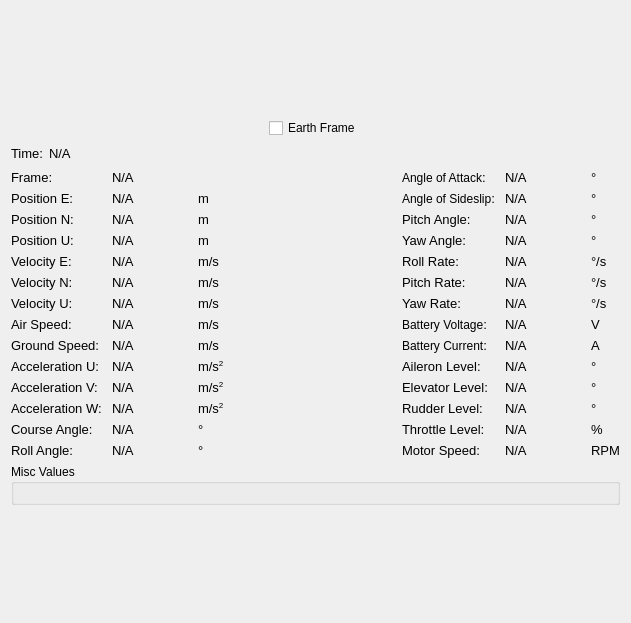
Qt form src/SensorData/WidgetSensorData.ui (theilem/uavGS) before a commit.
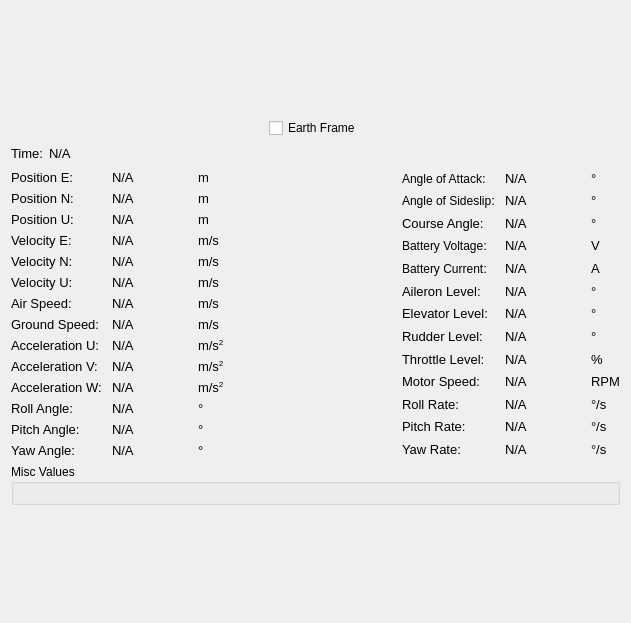
The same form after that commit.

```diff
--- a/src/SensorData/WidgetSensorData.ui
+++ b/src/SensorData/WidgetSensorData.ui
@@ -103,18 +103,6 @@
         <layout class="QHBoxLayout" name="horizontalLayout_2">
          <item>
           <layout class="QVBoxLayout" name="verticalLayout_2">
-           <item>
-            <widget class="QLabel" name="frameLabel">
-             <property name="font">
-              <font>
-               <pointsize>7</pointsize>
-              </font>
-             </property>
-             <property name="text">
-              <string>&lt;html&gt;&lt;head/&gt;&lt;body&gt;&lt;p&gt;&lt;span style=&quot; font-size:10pt;&quot;&gt;Frame: &lt;/span&gt;&lt;/p&gt;&lt;/body&gt;&lt;/html&gt;</string>
-             </property>
-            </widget>
-           </item>
            <item>
             <widget class="QLabel" name="peLabel">
              <property name="font">
@@ -280,21 +268,6 @@
              </property>
             </widget>
            </item>
-           <item>
-            <widget class="QLabel" name="couseLabel">
-             <property name="font">
-              <font>
-               <pointsize>7</pointsize>
-              </font>
-             </property>
-             <property name="mouseTracking">
-              <bool>true</bool>
-             </property>
-             <property name="text">
-              <string>&lt;html&gt;&lt;head/&gt;&lt;body&gt;&lt;p&gt;&lt;span style=&quot; font-size:10pt;&quot;&gt;Course Angle: &lt;/span&gt;&lt;/p&gt;&lt;/body&gt;&lt;/html&gt;</string>
-             </property>
-            </widget>
-           </item>
            <item>
             <widget class="QLabel" name="rollLabel">
              <property name="font">
@@ -310,22 +283,40 @@
              </property>
             </widget>
            </item>
+           <item>
+            <widget class="QLabel" name="pitchLabel">
+             <property name="font">
+              <font>
+               <pointsize>7</pointsize>
+              </font>
+             </property>
+             <property name="text">
+              <string>&lt;html&gt;&lt;head/&gt;&lt;body&gt;&lt;p&gt;&lt;span style=&quot; font-size:10pt;&quot;&gt;Pitch Angle: &lt;/span&gt;&lt;/p&gt;&lt;/body&gt;&lt;/html&gt;</string>
+             </property>
+             <property name="alignment">
+              <set>Qt::AlignLeading|Qt::AlignLeft|Qt::AlignVCenter</set>
+             </property>
+            </widget>
+           </item>
+           <item>
+            <widget class="QLabel" name="yawLabel">
+             <property name="font">
+              <font>
+               <pointsize>7</pointsize>
+              </font>
+             </property>
+             <property name="text">
+              <string>&lt;html&gt;&lt;head/&gt;&lt;body&gt;&lt;p&gt;&lt;span style=&quot; font-size:10pt;&quot;&gt;Yaw Angle: &lt;/span&gt;&lt;/p&gt;&lt;/body&gt;&lt;/html&gt;</string>
+             </property>
+             <property name="alignment">
+              <set>Qt::AlignLeading|Qt::AlignLeft|Qt::AlignVCenter</set>
+             </property>
+            </widget>
+           </item>
           </layout>
          </item>
          <item>
           <layout class="QVBoxLayout" name="verticalLayout_3">
-           <item>
-            <widget class="QLabel" name="frameValue">
-             <property name="font">
-              <font>
-               <pointsize>7</pointsize>
-              </font>
-             </property>
-             <property name="text">
-              <string>&lt;html&gt;&lt;head/&gt;&lt;body&gt;&lt;p&gt;&lt;span style=&quot; font-size:10pt;&quot;&gt;N/A&lt;/span&gt;&lt;/p&gt;&lt;/body&gt;&lt;/html&gt;</string>
-             </property>
-            </widget>
-           </item>
            <item>
             <widget class="QLabel" name="peValue">
              <property name="sizePolicy">
@@ -722,21 +713,6 @@
              </property>
             </widget>
            </item>
-           <item>
-            <widget class="QLabel" name="courseValue">
-             <property name="font">
-              <font>
-               <pointsize>7</pointsize>
-              </font>
-             </property>
-             <property name="mouseTracking">
-              <bool>true</bool>
-             </property>
-             <property name="text">
-              <string>&lt;html&gt;&lt;head/&gt;&lt;body&gt;&lt;p&gt;&lt;span style=&quot; font-size:10pt;&quot;&gt;N/A&lt;/span&gt;&lt;/p&gt;&lt;/body&gt;&lt;/html&gt;</string>
-             </property>
-            </widget>
-           </item>
            <item>
             <widget class="QLabel" name="rollValue">
              <property name="sizePolicy">
@@ -773,22 +749,82 @@
              </property>
             </widget>
            </item>
+           <item>
+            <widget class="QLabel" name="pitchValue">
+             <property name="sizePolicy">
+              <sizepolicy hsizetype="Fixed" vsizetype="Preferred">
+               <horstretch>0</horstretch>
+               <verstretch>0</verstretch>
+              </sizepolicy>
+             </property>
+             <property name="minimumSize">
+              <size>
+               <width>80</width>
+               <height>0</height>
+              </size>
+             </property>
+             <property name="maximumSize">
+              <size>
+               <width>80</width>
+               <height>16777215</height>
+              </size>
+             </property>
+             <property name="baseSize">
+              <size>
+               <width>80</width>
+               <height>0</height>
+              </size>
+             </property>
+             <property name="font">
+              <font>
+               <pointsize>7</pointsize>
+              </font>
+             </property>
+             <property name="text">
+              <string>&lt;html&gt;&lt;head/&gt;&lt;body&gt;&lt;p&gt;&lt;span style=&quot; font-size:10pt;&quot;&gt;N/A&lt;/span&gt;&lt;/p&gt;&lt;/body&gt;&lt;/html&gt;</string>
+             </property>
+            </widget>
+           </item>
+           <item>
+            <widget class="QLabel" name="yawValue">
+             <property name="sizePolicy">
+              <sizepolicy hsizetype="Fixed" vsizetype="Preferred">
+               <horstretch>0</horstretch>
+               <verstretch>0</verstretch>
+              </sizepolicy>
+             </property>
+             <property name="minimumSize">
+              <size>
+               <width>80</width>
+               <height>0</height>
+              </size>
+             </property>
+             <property name="maximumSize">
+              <size>
+               <width>80</width>
+               <height>16777215</height>
+              </size>
+             </property>
+             <property name="baseSize">
+              <size>
+               <width>80</width>
+               <height>0</height>
+              </size>
+             </property>
+             <property name="font">
+              <font>
+               <pointsize>7</pointsize>
+              </font>
+             </property>
+             <property name="text">
+              <string>&lt;html&gt;&lt;head/&gt;&lt;body&gt;&lt;p&gt;&lt;span style=&quot; font-size:10pt;&quot;&gt;N/A&lt;/span&gt;&lt;/p&gt;&lt;/body&gt;&lt;/html&gt;</string>
+             </property>
+            </widget>
+           </item>
           </layout>
          </item>
          <item>
           <layout class="QVBoxLayout" name="verticalLayout_4">
-           <item>
-            <widget class="QLabel" name="frameUnitLabel">
-             <property name="font">
-              <font>
-               <pointsize>7</pointsize>
-              </font>
-             </property>
-             <property name="text">
-              <string>&lt;html&gt;&lt;head/&gt;&lt;body&gt;&lt;p&gt;&lt;span style=&quot; font-size:10pt;&quot;&gt;&lt;/span&gt;&lt;/p&gt;&lt;/body&gt;&lt;/html&gt;</string>
-             </property>
-            </widget>
-           </item>
            <item>
             <widget class="QLabel" name="peUnitLabel">
              <property name="font">
@@ -954,21 +990,6 @@
              </property>
             </widget>
            </item>
-           <item>
-            <widget class="QLabel" name="courseUnitLabel">
-             <property name="font">
-              <font>
-               <pointsize>7</pointsize>
-              </font>
-             </property>
-             <property name="mouseTracking">
-              <bool>true</bool>
-             </property>
-             <property name="text">
-              <string>&lt;html&gt;&lt;head/&gt;&lt;body&gt;&lt;p&gt;&lt;span style=&quot; font-size:10pt;&quot;&gt;°&lt;/span&gt;&lt;/p&gt;&lt;/body&gt;&lt;/html&gt;</string>
-             </property>
-            </widget>
-           </item>
            <item>
             <widget class="QLabel" name="rollUnitLabel">
              <property name="font">
@@ -984,6 +1005,36 @@
              </property>
             </widget>
            </item>
+           <item>
+            <widget class="QLabel" name="pitchUnitLabel">
+             <property name="font">
+              <font>
+               <pointsize>7</pointsize>
+              </font>
+             </property>
+             <property name="text">
+              <string>&lt;html&gt;&lt;head/&gt;&lt;body&gt;&lt;p&gt;&lt;span style=&quot; font-size:10pt;&quot;&gt;°&lt;/span&gt;&lt;/p&gt;&lt;/body&gt;&lt;/html&gt;</string>
+             </property>
+             <property name="alignment">
+              <set>Qt::AlignLeading|Qt::AlignLeft|Qt::AlignVCenter</set>
+             </property>
+            </widget>
+           </item>
+           <item>
+            <widget class="QLabel" name="yawUnitLabel">
+             <property name="font">
+              <font>
+               <pointsize>7</pointsize>
+              </font>
+             </property>
+             <property name="text">
+              <string>&lt;html&gt;&lt;head/&gt;&lt;body&gt;&lt;p&gt;&lt;span style=&quot; font-size:10pt;&quot;&gt;°&lt;/span&gt;&lt;/p&gt;&lt;/body&gt;&lt;/html&gt;</string>
+             </property>
+             <property name="alignment">
+              <set>Qt::AlignLeading|Qt::AlignLeft|Qt::AlignVCenter</set>
+             </property>
+            </widget>
+           </item>
           </layout>
          </item>
         </layout>
@@ -1020,77 +1071,17 @@
             </widget>
            </item>
            <item>
-            <widget class="QLabel" name="pitchLabel">
+            <widget class="QLabel" name="couseLabel">
              <property name="font">
               <font>
                <pointsize>7</pointsize>
               </font>
              </property>
-             <property name="text">
-              <string>&lt;html&gt;&lt;head/&gt;&lt;body&gt;&lt;p&gt;&lt;span style=&quot; font-size:10pt;&quot;&gt;Pitch Angle: &lt;/span&gt;&lt;/p&gt;&lt;/body&gt;&lt;/html&gt;</string>
+             <property name="mouseTracking">
+              <bool>true</bool>
              </property>
-             <property name="alignment">
-              <set>Qt::AlignLeading|Qt::AlignLeft|Qt::AlignVCenter</set>
-             </property>
-            </widget>
-           </item>
-           <item>
-            <widget class="QLabel" name="yawLabel">
-             <property name="font">
-              <font>
-               <pointsize>7</pointsize>
-              </font>
-             </property>
              <property name="text">
-              <string>&lt;html&gt;&lt;head/&gt;&lt;body&gt;&lt;p&gt;&lt;span style=&quot; font-size:10pt;&quot;&gt;Yaw Angle: &lt;/span&gt;&lt;/p&gt;&lt;/body&gt;&lt;/html&gt;</string>
-             </property>
-             <property name="alignment">
-              <set>Qt::AlignLeading|Qt::AlignLeft|Qt::AlignVCenter</set>
-             </property>
-            </widget>
-           </item>
-           <item>
-            <widget class="QLabel" name="rollrLabel">
-             <property name="font">
-              <font>
-               <pointsize>7</pointsize>
-              </font>
-             </property>
-             <property name="text">
-              <string>&lt;html&gt;&lt;head/&gt;&lt;body&gt;&lt;p&gt;&lt;span style=&quot; font-size:10pt;&quot;&gt;Roll Rate: &lt;/span&gt;&lt;/p&gt;&lt;/body&gt;&lt;/html&gt;</string>
-             </property>
-             <property name="alignment">
-              <set>Qt::AlignLeading|Qt::AlignLeft|Qt::AlignVCenter</set>
-             </property>
-            </widget>
-           </item>
-           <item>
-            <widget class="QLabel" name="pitchrLabel">
-             <property name="font">
-              <font>
-               <pointsize>7</pointsize>
-              </font>
-             </property>
-             <property name="text">
-              <string>&lt;html&gt;&lt;head/&gt;&lt;body&gt;&lt;p&gt;&lt;span style=&quot; font-size:10pt;&quot;&gt;Pitch Rate: &lt;/span&gt;&lt;/p&gt;&lt;/body&gt;&lt;/html&gt;</string>
-             </property>
-             <property name="alignment">
-              <set>Qt::AlignLeading|Qt::AlignLeft|Qt::AlignVCenter</set>
-             </property>
-            </widget>
-           </item>
-           <item>
-            <widget class="QLabel" name="yawrLabel">
-             <property name="font">
-              <font>
-               <pointsize>7</pointsize>
-              </font>
-             </property>
-             <property name="text">
-              <string>&lt;html&gt;&lt;head/&gt;&lt;body&gt;&lt;p&gt;&lt;span style=&quot; font-size:10pt;&quot;&gt;Yaw Rate: &lt;/span&gt;&lt;/p&gt;&lt;/body&gt;&lt;/html&gt;</string>
-             </property>
-             <property name="alignment">
-              <set>Qt::AlignLeading|Qt::AlignLeft|Qt::AlignVCenter</set>
+              <string>&lt;html&gt;&lt;head/&gt;&lt;body&gt;&lt;p&gt;&lt;span style=&quot; font-size:10pt;&quot;&gt;Course Angle: &lt;/span&gt;&lt;/p&gt;&lt;/body&gt;&lt;/html&gt;</string>
              </property>
             </widget>
            </item>
@@ -1199,6 +1190,51 @@
              </property>
             </widget>
            </item>
+           <item>
+            <widget class="QLabel" name="rollrLabel">
+             <property name="font">
+              <font>
+               <pointsize>7</pointsize>
+              </font>
+             </property>
+             <property name="text">
+              <string>&lt;html&gt;&lt;head/&gt;&lt;body&gt;&lt;p&gt;&lt;span style=&quot; font-size:10pt;&quot;&gt;Roll Rate: &lt;/span&gt;&lt;/p&gt;&lt;/body&gt;&lt;/html&gt;</string>
+             </property>
+             <property name="alignment">
+              <set>Qt::AlignLeading|Qt::AlignLeft|Qt::AlignVCenter</set>
+             </property>
+            </widget>
+           </item>
+           <item>
+            <widget class="QLabel" name="pitchrLabel">
+             <property name="font">
+              <font>
+               <pointsize>7</pointsize>
+              </font>
+             </property>
+             <property name="text">
+              <string>&lt;html&gt;&lt;head/&gt;&lt;body&gt;&lt;p&gt;&lt;span style=&quot; font-size:10pt;&quot;&gt;Pitch Rate: &lt;/span&gt;&lt;/p&gt;&lt;/body&gt;&lt;/html&gt;</string>
+             </property>
+             <property name="alignment">
+              <set>Qt::AlignLeading|Qt::AlignLeft|Qt::AlignVCenter</set>
+             </property>
+            </widget>
+           </item>
+           <item>
+            <widget class="QLabel" name="yawrLabel">
+             <property name="font">
+              <font>
+               <pointsize>7</pointsize>
+              </font>
+             </property>
+             <property name="text">
+              <string>&lt;html&gt;&lt;head/&gt;&lt;body&gt;&lt;p&gt;&lt;span style=&quot; font-size:10pt;&quot;&gt;Yaw Rate: &lt;/span&gt;&lt;/p&gt;&lt;/body&gt;&lt;/html&gt;</string>
+             </property>
+             <property name="alignment">
+              <set>Qt::AlignLeading|Qt::AlignLeft|Qt::AlignVCenter</set>
+             </property>
+            </widget>
+           </item>
           </layout>
          </item>
          <item>
@@ -1228,179 +1264,14 @@
             </widget>
            </item>
            <item>
-            <widget class="QLabel" name="pitchValue">
-             <property name="sizePolicy">
-              <sizepolicy hsizetype="Fixed" vsizetype="Preferred">
-               <horstretch>0</horstretch>
-               <verstretch>0</verstretch>
-              </sizepolicy>
-             </property>
-             <property name="minimumSize">
-              <size>
-               <width>80</width>
-               <height>0</height>
-              </size>
-             </property>
-             <property name="maximumSize">
-              <size>
-               <width>80</width>
-               <height>16777215</height>
-              </size>
-             </property>
-             <property name="baseSize">
-              <size>
-               <width>80</width>
-               <height>0</height>
-              </size>
-             </property>
+            <widget class="QLabel" name="courseValue">
              <property name="font">
               <font>
                <pointsize>7</pointsize>
               </font>
              </property>
-             <property name="text">
-              <string>&lt;html&gt;&lt;head/&gt;&lt;body&gt;&lt;p&gt;&lt;span style=&quot; font-size:10pt;&quot;&gt;N/A&lt;/span&gt;&lt;/p&gt;&lt;/body&gt;&lt;/html&gt;</string>
-             </property>
-            </widget>
-           </item>
-           <item>
-            <widget class="QLabel" name="yawValue">
-             <property name="sizePolicy">
-              <sizepolicy hsizetype="Fixed" vsizetype="Preferred">
-               <horstretch>0</horstretch>
-               <verstretch>0</verstretch>
-              </sizepolicy>
-             </property>
-             <property name="minimumSize">
-              <size>
-               <width>80</width>
-               <height>0</height>
-              </size>
-             </property>
-             <property name="maximumSize">
-              <size>
-               <width>80</width>
-               <height>16777215</height>
-              </size>
-             </property>
-             <property name="baseSize">
-              <size>
-               <width>80</width>
-               <height>0</height>
-              </size>
-             </property>
-             <property name="font">
-              <font>
-               <pointsize>7</pointsize>
-              </font>
-             </property>
-             <property name="text">
-              <string>&lt;html&gt;&lt;head/&gt;&lt;body&gt;&lt;p&gt;&lt;span style=&quot; font-size:10pt;&quot;&gt;N/A&lt;/span&gt;&lt;/p&gt;&lt;/body&gt;&lt;/html&gt;</string>
-             </property>
-            </widget>
-           </item>
-           <item>
-            <widget class="QLabel" name="rollrValue">
-             <property name="sizePolicy">
-              <sizepolicy hsizetype="Fixed" vsizetype="Preferred">
-               <horstretch>0</horstretch>
-               <verstretch>0</verstretch>
-              </sizepolicy>
-             </property>
-             <property name="minimumSize">
-              <size>
-               <width>80</width>
-               <height>0</height>
-              </size>
-             </property>
-             <property name="maximumSize">
-              <size>
-               <width>80</width>
-               <height>16777215</height>
-              </size>
-             </property>
-             <property name="baseSize">
-              <size>
-               <width>80</width>
-               <height>0</height>
-              </size>
-             </property>
-             <property name="font">
-              <font>
-               <pointsize>7</pointsize>
-              </font>
-             </property>
-             <property name="text">
-              <string>&lt;html&gt;&lt;head/&gt;&lt;body&gt;&lt;p&gt;&lt;span style=&quot; font-size:10pt;&quot;&gt;N/A&lt;/span&gt;&lt;/p&gt;&lt;/body&gt;&lt;/html&gt;</string>
-             </property>
-            </widget>
-           </item>
-           <item>
-            <widget class="QLabel" name="pitchrValue">
-             <property name="sizePolicy">
-              <sizepolicy hsizetype="Fixed" vsizetype="Preferred">
-               <horstretch>0</horstretch>
-               <verstretch>0</verstretch>
-              </sizepolicy>
-             </property>
-             <property name="minimumSize">
-              <size>
-               <width>80</width>
-               <height>0</height>
-              </size>
-             </property>
-             <property name="maximumSize">
-              <size>
-               <width>80</width>
-               <height>16777215</height>
-              </size>
-             </property>
-             <property name="baseSize">
-              <size>
-               <width>80</width>
-               <height>0</height>
-              </size>
-             </property>
-             <property name="font">
-              <font>
-               <pointsize>7</pointsize>
-              </font>
-             </property>
-             <property name="text">
-              <string>&lt;html&gt;&lt;head/&gt;&lt;body&gt;&lt;p&gt;&lt;span style=&quot; font-size:10pt;&quot;&gt;N/A&lt;/span&gt;&lt;/p&gt;&lt;/body&gt;&lt;/html&gt;</string>
-             </property>
-            </widget>
-           </item>
-           <item>
-            <widget class="QLabel" name="yawrValue">
-             <property name="sizePolicy">
-              <sizepolicy hsizetype="Fixed" vsizetype="Preferred">
-               <horstretch>0</horstretch>
-               <verstretch>0</verstretch>
-              </sizepolicy>
-             </property>
-             <property name="minimumSize">
-              <size>
-               <width>80</width>
-               <height>0</height>
-              </size>
-             </property>
-             <property name="maximumSize">
-              <size>
-               <width>80</width>
-               <height>16777215</height>
-              </size>
-             </property>
-             <property name="baseSize">
-              <size>
-               <width>80</width>
-               <height>0</height>
-              </size>
-             </property>
-             <property name="font">
-              <font>
-               <pointsize>7</pointsize>
-              </font>
+             <property name="mouseTracking">
+              <bool>true</bool>
              </property>
              <property name="text">
               <string>&lt;html&gt;&lt;head/&gt;&lt;body&gt;&lt;p&gt;&lt;span style=&quot; font-size:10pt;&quot;&gt;N/A&lt;/span&gt;&lt;/p&gt;&lt;/body&gt;&lt;/html&gt;</string>
@@ -1659,17 +1530,118 @@
              </property>
             </widget>
            </item>
+           <item>
+            <widget class="QLabel" name="rollrValue">
+             <property name="sizePolicy">
+              <sizepolicy hsizetype="Fixed" vsizetype="Preferred">
+               <horstretch>0</horstretch>
+               <verstretch>0</verstretch>
+              </sizepolicy>
+             </property>
+             <property name="minimumSize">
+              <size>
+               <width>80</width>
+               <height>0</height>
+              </size>
+             </property>
+             <property name="maximumSize">
+              <size>
+               <width>80</width>
+               <height>16777215</height>
+              </size>
+             </property>
+             <property name="baseSize">
+              <size>
+               <width>80</width>
+               <height>0</height>
+              </size>
+             </property>
+             <property name="font">
+              <font>
+               <pointsize>7</pointsize>
+              </font>
+             </property>
+             <property name="text">
+              <string>&lt;html&gt;&lt;head/&gt;&lt;body&gt;&lt;p&gt;&lt;span style=&quot; font-size:10pt;&quot;&gt;N/A&lt;/span&gt;&lt;/p&gt;&lt;/body&gt;&lt;/html&gt;</string>
+             </property>
+            </widget>
+           </item>
+           <item>
+            <widget class="QLabel" name="pitchrValue">
+             <property name="sizePolicy">
+              <sizepolicy hsizetype="Fixed" vsizetype="Preferred">
+               <horstretch>0</horstretch>
+               <verstretch>0</verstretch>
+              </sizepolicy>
+             </property>
+             <property name="minimumSize">
+              <size>
+               <width>80</width>
+               <height>0</height>
+              </size>
+             </property>
+             <property name="maximumSize">
+              <size>
+               <width>80</width>
+               <height>16777215</height>
+              </size>
+             </property>
+             <property name="baseSize">
+              <size>
+               <width>80</width>
+               <height>0</height>
+              </size>
+             </property>
+             <property name="font">
+              <font>
+               <pointsize>7</pointsize>
+              </font>
+             </property>
+             <property name="text">
+              <string>&lt;html&gt;&lt;head/&gt;&lt;body&gt;&lt;p&gt;&lt;span style=&quot; font-size:10pt;&quot;&gt;N/A&lt;/span&gt;&lt;/p&gt;&lt;/body&gt;&lt;/html&gt;</string>
+             </property>
+            </widget>
+           </item>
+           <item>
+            <widget class="QLabel" name="yawrValue">
+             <property name="sizePolicy">
+              <sizepolicy hsizetype="Fixed" vsizetype="Preferred">
+               <horstretch>0</horstretch>
+               <verstretch>0</verstretch>
+              </sizepolicy>
+             </property>
+             <property name="minimumSize">
+              <size>
+               <width>80</width>
+               <height>0</height>
+              </size>
+             </property>
+             <property name="maximumSize">
+              <size>
+               <width>80</width>
+               <height>16777215</height>
+              </size>
+             </property>
+             <property name="baseSize">
+              <size>
+               <width>80</width>
+               <height>0</height>
+              </size>
+             </property>
+             <property name="font">
+              <font>
+               <pointsize>7</pointsize>
+              </font>
+             </property>
+             <property name="text">
+              <string>&lt;html&gt;&lt;head/&gt;&lt;body&gt;&lt;p&gt;&lt;span style=&quot; font-size:10pt;&quot;&gt;N/A&lt;/span&gt;&lt;/p&gt;&lt;/body&gt;&lt;/html&gt;</string>
+             </property>
+            </widget>
+           </item>
           </layout>
          </item>
          <item>
           <layout class="QVBoxLayout" name="verticalLayout_7">
-           <item>
-            <widget class="QLabel" name="aosUnitLabel">
-             <property name="text">
-              <string>&lt;html&gt;&lt;head/&gt;&lt;body&gt;&lt;p&gt;&lt;span style=&quot; font-size:10pt;&quot;&gt;°&lt;/span&gt;&lt;/p&gt;&lt;/body&gt;&lt;/html&gt;</string>
-             </property>
-            </widget>
-           </item>
            <item>
             <widget class="QLabel" name="aoaUnitLabel">
              <property name="text">
@@ -1678,77 +1650,24 @@
             </widget>
            </item>
            <item>
-            <widget class="QLabel" name="pitchUnitLabel">
-             <property name="font">
-              <font>
-               <pointsize>7</pointsize>
-              </font>
-             </property>
+            <widget class="QLabel" name="aosUnitLabel">
              <property name="text">
               <string>&lt;html&gt;&lt;head/&gt;&lt;body&gt;&lt;p&gt;&lt;span style=&quot; font-size:10pt;&quot;&gt;°&lt;/span&gt;&lt;/p&gt;&lt;/body&gt;&lt;/html&gt;</string>
              </property>
-             <property name="alignment">
-              <set>Qt::AlignLeading|Qt::AlignLeft|Qt::AlignVCenter</set>
-             </property>
             </widget>
            </item>
            <item>
-            <widget class="QLabel" name="yawUnitLabel">
+            <widget class="QLabel" name="courseUnitLabel">
              <property name="font">
               <font>
                <pointsize>7</pointsize>
               </font>
              </property>
-             <property name="text">
-              <string>&lt;html&gt;&lt;head/&gt;&lt;body&gt;&lt;p&gt;&lt;span style=&quot; font-size:10pt;&quot;&gt;°&lt;/span&gt;&lt;/p&gt;&lt;/body&gt;&lt;/html&gt;</string>
+             <property name="mouseTracking">
+              <bool>true</bool>
              </property>
-             <property name="alignment">
-              <set>Qt::AlignLeading|Qt::AlignLeft|Qt::AlignVCenter</set>
-             </property>
-            </widget>
-           </item>
-           <item>
-            <widget class="QLabel" name="rollrUnitLabel">
-             <property name="font">
-              <font>
-               <pointsize>7</pointsize>
-              </font>
-             </property>
              <property name="text">
-              <string>&lt;html&gt;&lt;head/&gt;&lt;body&gt;&lt;p&gt;&lt;span style=&quot; font-size:10pt;&quot;&gt;°/s&lt;/span&gt;&lt;/p&gt;&lt;/body&gt;&lt;/html&gt;</string>
-             </property>
-             <property name="alignment">
-              <set>Qt::AlignLeading|Qt::AlignLeft|Qt::AlignVCenter</set>
-             </property>
-            </widget>
-           </item>
-           <item>
-            <widget class="QLabel" name="pitchrUnitLabel">
-             <property name="font">
-              <font>
-               <pointsize>7</pointsize>
-              </font>
-             </property>
-             <property name="text">
-              <string>&lt;html&gt;&lt;head/&gt;&lt;body&gt;&lt;p&gt;&lt;span style=&quot; font-size:10pt;&quot;&gt;°/s&lt;/span&gt;&lt;/p&gt;&lt;/body&gt;&lt;/html&gt;</string>
-             </property>
-             <property name="alignment">
-              <set>Qt::AlignLeading|Qt::AlignLeft|Qt::AlignVCenter</set>
-             </property>
-            </widget>
-           </item>
-           <item>
-            <widget class="QLabel" name="yawrUnitLabel">
-             <property name="font">
-              <font>
-               <pointsize>7</pointsize>
-              </font>
-             </property>
-             <property name="text">
-              <string>&lt;html&gt;&lt;head/&gt;&lt;body&gt;&lt;p&gt;&lt;span style=&quot; font-size:10pt;&quot;&gt;°/s&lt;/span&gt;&lt;/p&gt;&lt;/body&gt;&lt;/html&gt;</string>
-             </property>
-             <property name="alignment">
-              <set>Qt::AlignLeading|Qt::AlignLeft|Qt::AlignVCenter</set>
+              <string>&lt;html&gt;&lt;head/&gt;&lt;body&gt;&lt;p&gt;&lt;span style=&quot; font-size:10pt;&quot;&gt;°&lt;/span&gt;&lt;/p&gt;&lt;/body&gt;&lt;/html&gt;</string>
              </property>
             </widget>
            </item>
@@ -1857,6 +1776,51 @@
              </property>
             </widget>
            </item>
+           <item>
+            <widget class="QLabel" name="rollrUnitLabel">
+             <property name="font">
+              <font>
+               <pointsize>7</pointsize>
+              </font>
+             </property>
+             <property name="text">
+              <string>&lt;html&gt;&lt;head/&gt;&lt;body&gt;&lt;p&gt;&lt;span style=&quot; font-size:10pt;&quot;&gt;°/s&lt;/span&gt;&lt;/p&gt;&lt;/body&gt;&lt;/html&gt;</string>
+             </property>
+             <property name="alignment">
+              <set>Qt::AlignLeading|Qt::AlignLeft|Qt::AlignVCenter</set>
+             </property>
+            </widget>
+           </item>
+           <item>
+            <widget class="QLabel" name="pitchrUnitLabel">
+             <property name="font">
+              <font>
+               <pointsize>7</pointsize>
+              </font>
+             </property>
+             <property name="text">
+              <string>&lt;html&gt;&lt;head/&gt;&lt;body&gt;&lt;p&gt;&lt;span style=&quot; font-size:10pt;&quot;&gt;°/s&lt;/span&gt;&lt;/p&gt;&lt;/body&gt;&lt;/html&gt;</string>
+             </property>
+             <property name="alignment">
+              <set>Qt::AlignLeading|Qt::AlignLeft|Qt::AlignVCenter</set>
+             </property>
+            </widget>
+           </item>
+           <item>
+            <widget class="QLabel" name="yawrUnitLabel">
+             <property name="font">
+              <font>
+               <pointsize>7</pointsize>
+              </font>
+             </property>
+             <property name="text">
+              <string>&lt;html&gt;&lt;head/&gt;&lt;body&gt;&lt;p&gt;&lt;span style=&quot; font-size:10pt;&quot;&gt;°/s&lt;/span&gt;&lt;/p&gt;&lt;/body&gt;&lt;/html&gt;</string>
+             </property>
+             <property name="alignment">
+              <set>Qt::AlignLeading|Qt::AlignLeft|Qt::AlignVCenter</set>
+             </property>
+            </widget>
+           </item>
           </layout>
          </item>
         </layout>
```
